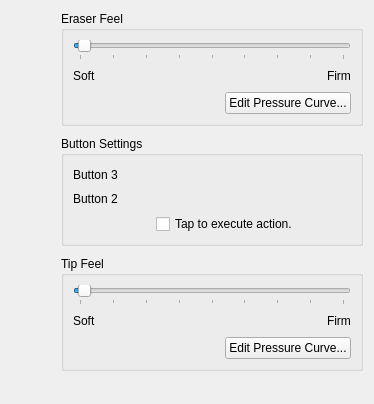
First picture: the form in src/kcmodule/styluspagewidget.ui, repository KDE/wacomtablet, before the edit.
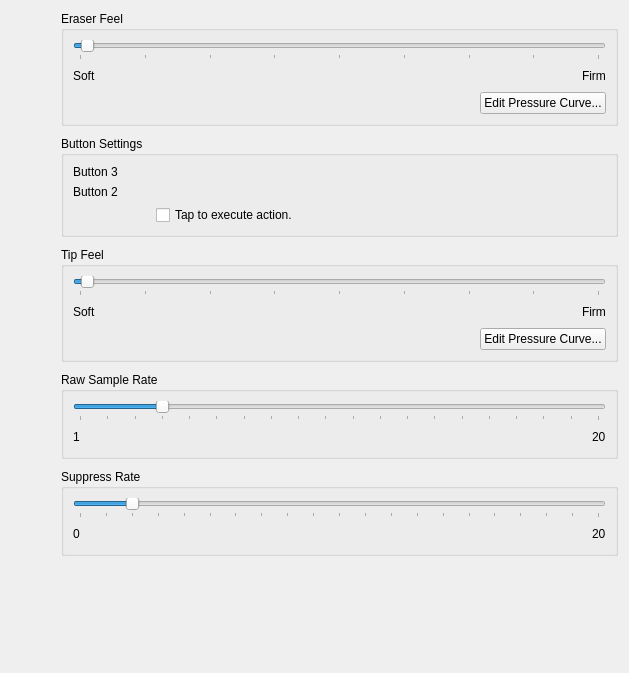
Second picture: the form after the edit. Custom widgets are drawn as their Qt base class.

Commit message:
Supportstylus  RawSample and Suppress values in the UI
In order to avoid jitter effects the RawSample and Suppress values of
xsetwacom driver should be changed.

This patch adds these values to the styluspage.
The slider changes the values for the stylus and eraser at the same time

FIXED-IN: 2.0.2
GUI: Added 6 additional strings to the ui

Patch:
```diff
--- a/src/kcmodule/styluspagewidget.ui
+++ b/src/kcmodule/styluspagewidget.ui
@@ -6,8 +6,8 @@
    <rect>
     <x>0</x>
     <y>0</y>
-    <width>374</width>
-    <height>404</height>
+    <width>629</width>
+    <height>673</height>
    </rect>
   </property>
   <property name="windowTitle">
@@ -22,7 +22,7 @@
      <property name="spacing">
       <number>10</number>
      </property>
-     <item row="1" column="1">
+     <item row="1" column="2">
       <widget class="QGroupBox" name="buttonGroupBox">
        <property name="toolTip">
         <string>Defines the button action on the stylus.</string>
@@ -103,7 +103,7 @@
        </layout>
       </widget>
      </item>
-     <item row="0" column="1">
+     <item row="0" column="2">
       <widget class="QGroupBox" name="eraserBox">
        <property name="toolTip">
         <string>Sets eraser pressure threshold.</string>
@@ -247,7 +247,7 @@
        </layout>
       </widget>
      </item>
-     <item row="2" column="1">
+     <item row="2" column="2">
       <widget class="QGroupBox" name="tipFeelGroupBox">
        <property name="toolTip">
         <string>Sets stylus pressure threshold.</string>
@@ -381,10 +381,161 @@
        </layout>
       </widget>
      </item>
-     <item row="0" column="0" rowspan="3">
+     <item row="3" column="2">
+      <widget class="QGroupBox" name="groupBoxRawSample">
+       <property name="minimumSize">
+        <size>
+         <width>0</width>
+         <height>0</height>
+        </size>
+       </property>
+       <property name="toolTip">
+        <string>Number of raw data used to filter the points (default is 4)</string>
+       </property>
+       <property name="title">
+        <string>Raw Sample Rate</string>
+       </property>
+       <layout class="QVBoxLayout" name="verticalLayout">
+        <item>
+         <widget class="QSlider" name="horizontalSliderRawSample">
+          <property name="toolTip">
+           <string>Number of raw data used to filter the points (default is 4)</string>
+          </property>
+          <property name="minimum">
+           <number>1</number>
+          </property>
+          <property name="maximum">
+           <number>20</number>
+          </property>
+          <property name="pageStep">
+           <number>10</number>
+          </property>
+          <property name="value">
+           <number>4</number>
+          </property>
+          <property name="orientation">
+           <enum>Qt::Horizontal</enum>
+          </property>
+          <property name="tickPosition">
+           <enum>QSlider::TicksBelow</enum>
+          </property>
+          <property name="tickInterval">
+           <number>1</number>
+          </property>
+         </widget>
+        </item>
+        <item>
+         <layout class="QHBoxLayout" name="horizontalLayout">
+          <item>
+           <widget class="QLabel" name="labelMinRawSample">
+            <property name="text">
+             <string>1</string>
+            </property>
+           </widget>
+          </item>
+          <item>
+           <spacer name="horizontalSpacer">
+            <property name="orientation">
+             <enum>Qt::Horizontal</enum>
+            </property>
+            <property name="sizeHint" stdset="0">
+             <size>
+              <width>40</width>
+              <height>20</height>
+             </size>
+            </property>
+           </spacer>
+          </item>
+          <item>
+           <widget class="QLabel" name="labelMaxRawSample">
+            <property name="text">
+             <string>20</string>
+            </property>
+           </widget>
+          </item>
+         </layout>
+        </item>
+       </layout>
+      </widget>
+     </item>
+     <item row="4" column="2">
+      <widget class="QGroupBox" name="groupBoxSupress">
+       <property name="minimumSize">
+        <size>
+         <width>0</width>
+         <height>0</height>
+        </size>
+       </property>
+       <property name="toolTip">
+        <string>Number of points trimmed (default is 2)</string>
+       </property>
+       <property name="title">
+        <string>Suppress Rate</string>
+       </property>
+       <layout class="QVBoxLayout" name="verticalLayout_3">
+        <item>
+         <widget class="QSlider" name="horizontalSliderSuppress">
+          <property name="minimum">
+           <number>0</number>
+          </property>
+          <property name="maximum">
+           <number>20</number>
+          </property>
+          <property name="pageStep">
+           <number>7</number>
+          </property>
+          <property name="value">
+           <number>2</number>
+          </property>
+          <property name="orientation">
+           <enum>Qt::Horizontal</enum>
+          </property>
+          <property name="tickPosition">
+           <enum>QSlider::TicksBelow</enum>
+          </property>
+          <property name="tickInterval">
+           <number>1</number>
+          </property>
+         </widget>
+        </item>
+        <item>
+         <layout class="QHBoxLayout" name="horizontalLayout_3">
+          <item>
+           <widget class="QLabel" name="labelMinSuppress">
+            <property name="text">
+             <string>0</string>
+            </property>
+           </widget>
+          </item>
+          <item>
+           <spacer name="horizontalSpacer_2">
+            <property name="orientation">
+             <enum>Qt::Horizontal</enum>
+            </property>
+            <property name="sizeHint" stdset="0">
+             <size>
+              <width>40</width>
+              <height>20</height>
+             </size>
+            </property>
+           </spacer>
+          </item>
+          <item>
+           <widget class="QLabel" name="labelMaxSuppress">
+            <property name="text">
+             <string>20</string>
+            </property>
+           </widget>
+          </item>
+         </layout>
+        </item>
+       </layout>
+      </widget>
+     </item>
+     <item row="0" column="0" rowspan="5">
       <layout class="QVBoxLayout" name="penLayout">
        <property name="spacing">
-        <number>-1</number>
+        <number>7</number>
        </property>
        <item>
         <spacer name="penTopSpacer">
```
Left out of the diff: 44 changed lines with no effect on the pictures. The commit also changes 2 other files.
